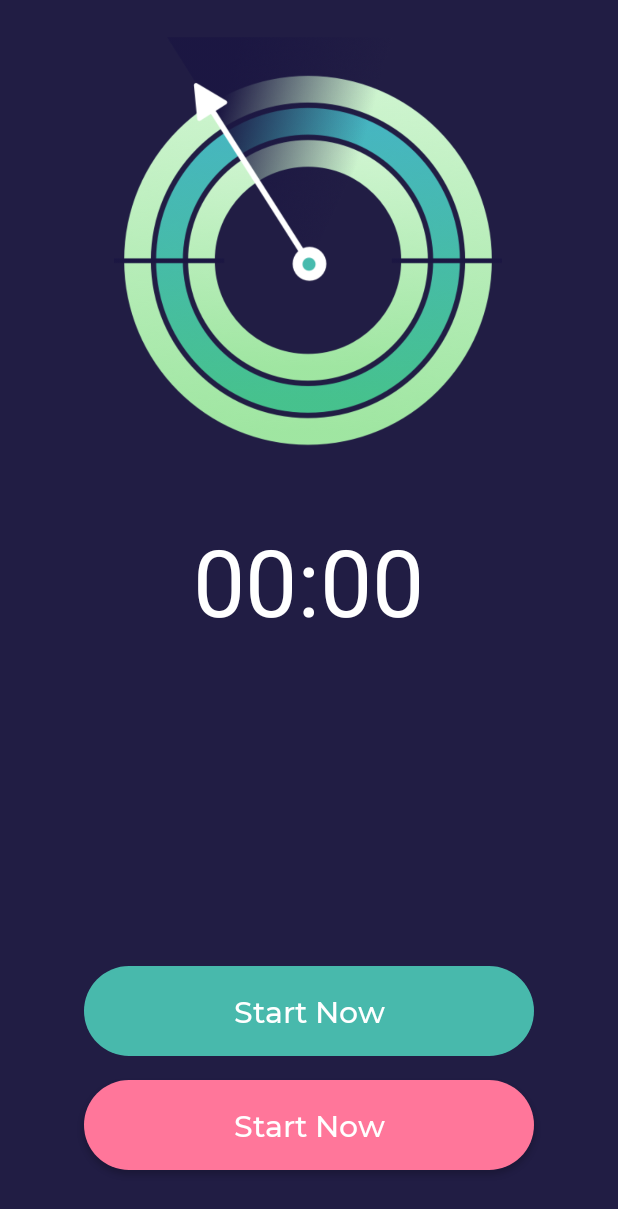
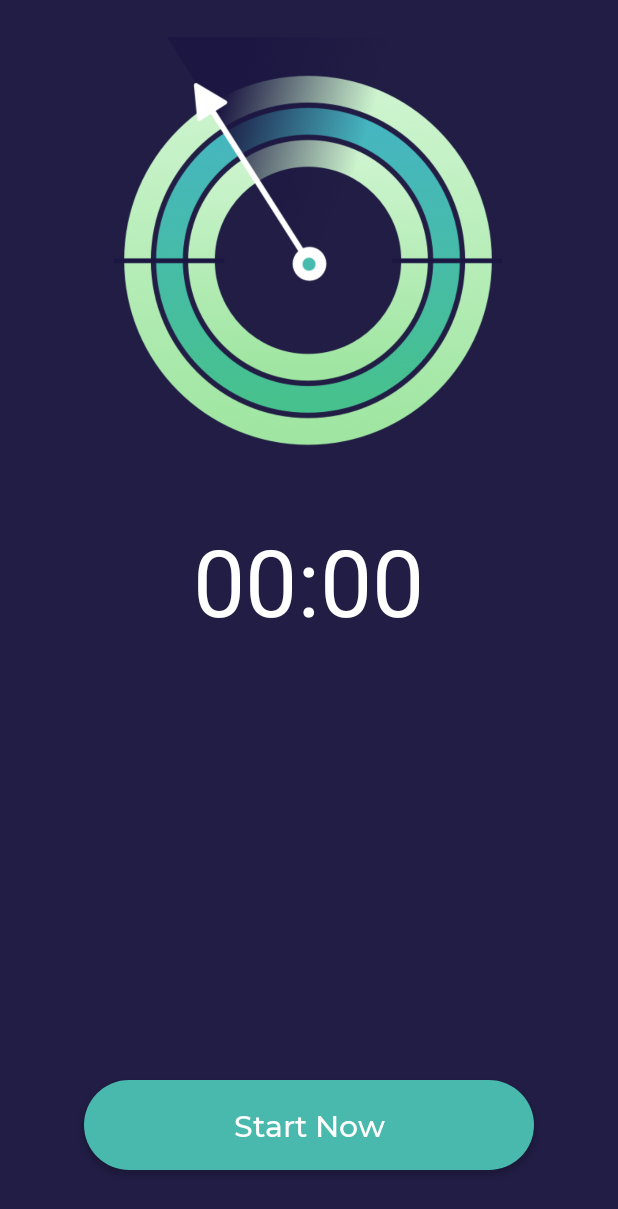
Before and after one commit to HouariZegai/AndroidLearning, an Android app: the StopWatchActivity screen opened directly, with no data from a screen before it, on a phone screen of 412 x 824 dp. Shown: the top 1209 px of the screen. Run offline under Robolectric (Android 15) with nearby library versions, the light colour scheme and no system bars.

Commit message:
Making animation (start/stop timer) - StopWatch

```diff
--- a/StopWatch/app/src/main/java/com/houarizegai/stopwatch/StopWatchActivity.java
+++ b/StopWatch/app/src/main/java/com/houarizegai/stopwatch/StopWatchActivity.java
@@ -10,12 +10,14 @@ import android.view.animation.AnimationUtils;
 import android.widget.Button;
 import android.widget.Chronometer;
 import android.widget.ImageView;
+import android.widget.Toast;
 
 public class StopWatchActivity extends AppCompatActivity {
 
     ImageView icanchor;
     Chronometer timer;
     Button btnStart, btnStop;
+    Animation roundingalone;
 
     @Override
     protected void onCreate(Bundle savedInstanceState) {
@@ -27,6 +29,13 @@ public class StopWatchActivity extends AppCompatActivity {
         btnStart = findViewById(R.id.btnStart);
         btnStop = findViewById(R.id.btnStop);
 
+        // Create optional animation
+        btnStop.setAlpha(0f);
+        btnStop.setTranslationY(-80);
+
+        // Load animation
+        roundingalone = AnimationUtils.loadAnimation(this, R.anim.roundingalone);
+
         // Import font
         Typeface fontMedium = Typeface.createFromAsset(getAssets(), "fonts/MMedium.ttf");
 
@@ -34,5 +43,29 @@ public class StopWatchActivity extends AppCompatActivity {
         btnStart.setTypeface(fontMedium);
         btnStop.setTypeface(fontMedium);
 
+        btnStart.setOnClickListener(new View.OnClickListener() {
+            @Override
+            public void onClick(View v) {
+                // Passing animation
+                icanchor.setAnimation(roundingalone);
+                btnStart.animate().alpha(0).setDuration(300).start();
+                btnStop.animate().alpha(1).translationY(0).setDuration(300).start();
+
+                // Start time
+                timer.setBase(SystemClock.elapsedRealtime());
+                timer.start();
+            }
+        });
+        btnStop.setOnClickListener(new View.OnClickListener() {
+            @Override
+            public void onClick(View v) {
+                timer.stop();
+                // Reset animation
+                icanchor.clearAnimation();
+                btnStart.animate().alpha(1).setDuration(300).start();
+                btnStop.animate().alpha(0).translationY(-80).setDuration(300).start();
+            }
+        });
+
     }
 }
--- a/StopWatch/app/src/main/res/layout/activity_stop_watch.xml
+++ b/StopWatch/app/src/main/res/layout/activity_stop_watch.xml
@@ -51,13 +51,13 @@
         android:layout_height="60dp"
         android:layout_marginStart="8dp"
         android:layout_marginEnd="8dp"
-        android:layout_marginBottom="16dp"
+        android:layout_marginBottom="44dp"
         android:background="@drawable/bgbtngreen"
         android:text="Start Now"
         android:textAllCaps="false"
         android:textColor="#FFF"
         android:textSize="20sp"
-        app:layout_constraintBottom_toTopOf="@+id/btnStop"
+        app:layout_constraintBottom_toBottomOf="parent"
         app:layout_constraintEnd_toEndOf="parent"
         app:layout_constraintHorizontal_bias="0.497"
         app:layout_constraintStart_toStartOf="parent" />
@@ -70,7 +70,7 @@
         android:layout_marginEnd="8dp"
         android:layout_marginBottom="44dp"
         android:background="@drawable/bgbtnred"
-        android:text="Start Now"
+        android:text="Stop"
         android:textAllCaps="false"
         android:textColor="#FFF"
         android:textSize="20sp"
```
